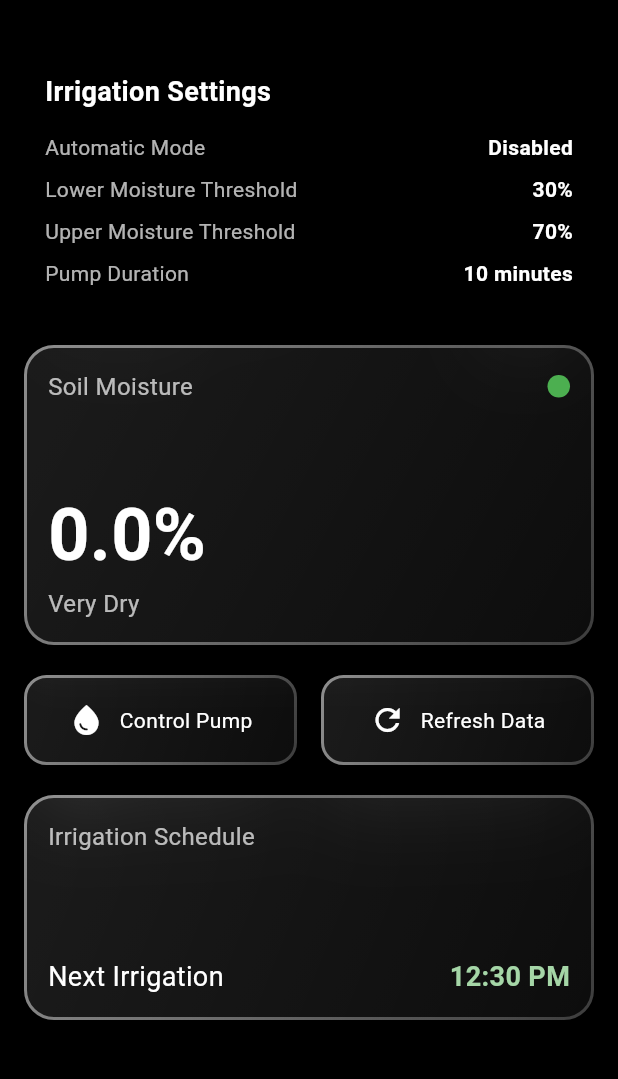
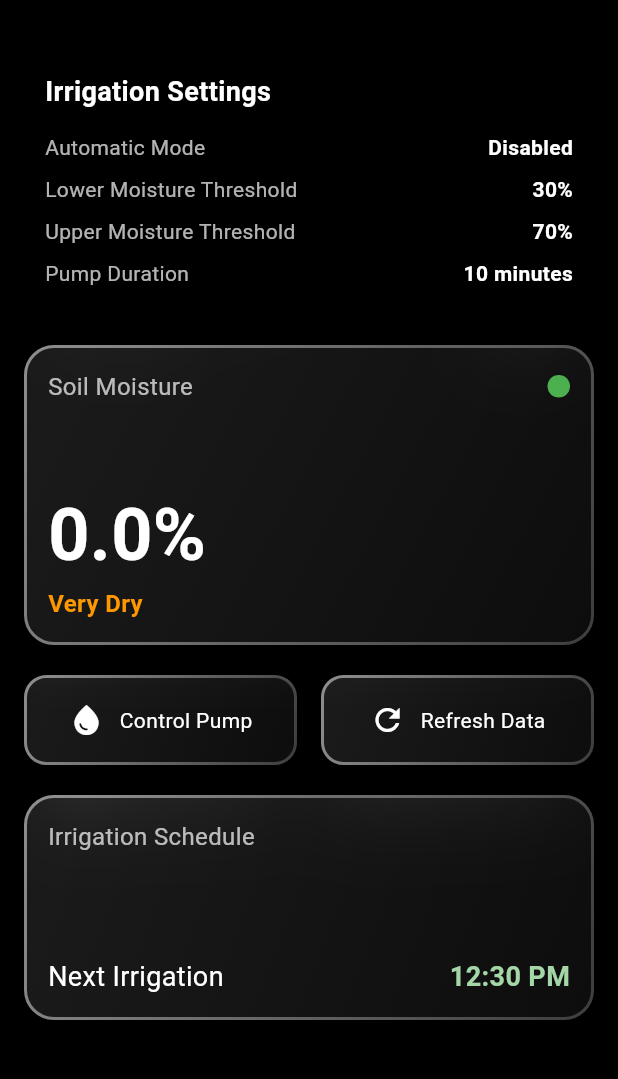
Before and after one commit to Kevin5621/iot_smart_irigation, a Flutter app: the screen it shows after launch, after a tap on "Refresh Data", on a phone screen of 412 x 824 dp, the part 63-1142 px from its top. Run offline on Flutter 3.47's test engine with Material 3 defaults, Android fonts, the phone set to English and light mode, and no system bars; drawn by our look-alikes of glassmorphism; our stand-ins replace shared_preferences; missing offline and left inert: mqtt_client.

Commit message:
add - device status

```diff
--- a/mobile_app/lib/presentation/home/home.dart
+++ b/mobile_app/lib/presentation/home/home.dart
@@ -23,6 +23,7 @@ class _HomePageState extends State<HomePage> {
 
   double _moistureLevel = 0.0;
   late IrrigationSettings _irrigationSettings;
+  bool _isDeviceOnline = false;
 
   @override
   void initState() {
@@ -48,6 +49,13 @@ class _HomePageState extends State<HomePage> {
     _iotService.pumpStatusStream.listen((status) {
       setState(() {
         // Jika perlu update UI berdasarkan status pompa
+      });
+    });
+
+    // Listen to device connection status
+    _iotService.deviceStatusStream.listen((status) {
+      setState(() {
+        _isDeviceOnline = status;
       });
     });
   }
@@ -92,6 +100,7 @@ class _HomePageState extends State<HomePage> {
           Expanded(
             child: _HomePageBody(
               moistureLevel: _moistureLevel,
+              isDeviceOnline: _isDeviceOnline,
               iotService: _iotService,
               settingsService: _settingsService,
             ),
@@ -154,11 +163,13 @@ class _HomePageState extends State<HomePage> {
 
 class _HomePageBody extends StatefulWidget {
   final double moistureLevel;
+  final bool isDeviceOnline;
   final IoTService iotService;
   final IrrigationSettingsService settingsService;
 
   const _HomePageBody({
     required this.moistureLevel,
+    required this.isDeviceOnline,
     required this.iotService,
     required this.settingsService,
   });
@@ -228,7 +239,10 @@ class __HomePageBodyState extends State<_HomePageBody> {
                 ),
               ),
               const SizedBox(height: 20),
-              MoistureSensorCard(moistureLevel: widget.moistureLevel),
+              MoistureSensorCard(
+                moistureLevel: widget.moistureLevel,
+                isDeviceOnline: widget.isDeviceOnline,
+              ),
               const SizedBox(height: 20),
               BuildControlSection(iotService: widget.iotService),
               const SizedBox(height: 20),
@@ -239,7 +253,6 @@ class __HomePageBodyState extends State<_HomePageBody> {
       ),
     );
   }
-
 
   Widget _buildSettingInfo(String label, String value) {
     return Padding(
--- a/mobile_app/lib/presentation/home/widgets/moisture_sensor_card.dart
+++ b/mobile_app/lib/presentation/home/widgets/moisture_sensor_card.dart
@@ -3,6 +3,7 @@ import 'package:glassmorphism/glassmorphism.dart';
 
 class MoistureSensorCard extends StatelessWidget {
   final double moistureLevel;
+  final bool isDeviceOnline;
   final Color? accentColor;
   final String? title;
   final TextStyle? titleStyle;
@@ -12,6 +13,7 @@ class MoistureSensorCard extends StatelessWidget {
   const MoistureSensorCard({
     super.key,
     required this.moistureLevel,
+    required this.isDeviceOnline,
     this.accentColor = Colors.green,
     this.title = 'Soil Moisture',
     this.titleStyle,
@@ -20,15 +22,25 @@ class MoistureSensorCard extends StatelessWidget {
   });
 
   String _getMoistureStatus(double moisture) {
+    if (!isDeviceOnline) return 'Device Offline';
     if (moisture < 30) return 'Very Dry';
     if (moisture < 50) return 'Dry';
     if (moisture < 70) return 'Optimal Condition';
     return 'Too Wet';
   }
 
+  Color _getStatusColor() {
+    if (!isDeviceOnline) return Colors.red;
+    if (moistureLevel < 30) return Colors.orange;
+    if (moistureLevel < 50) return Colors.yellow;
+    if (moistureLevel < 70) return Colors.green;
+    return Colors.blue;
+  }
+
   @override
   Widget build(BuildContext context) {
     final status = _getMoistureStatus(moistureLevel);
+    final statusColor = _getStatusColor();
 
     return GlassmorphicContainer(
       width: double.infinity,
@@ -66,7 +78,7 @@ class MoistureSensorCard extends StatelessWidget {
                 Text(
                   title ?? 'Soil Moisture',
                   style: titleStyle ?? TextStyle(
-                    color: Colors.white70,
+                    color: isDeviceOnline ? Colors.white70 : Colors.red,
                     fontSize: 16,
                   ),
                 ),
@@ -74,7 +86,7 @@ class MoistureSensorCard extends StatelessWidget {
                   width: 15,
                   height: 15,
                   decoration: BoxDecoration(
-                    color: accentColor,
+                    color: isDeviceOnline ? accentColor : Colors.red,
                     shape: BoxShape.circle,
                   ),
                 ),
@@ -84,18 +96,21 @@ class MoistureSensorCard extends StatelessWidget {
               crossAxisAlignment: CrossAxisAlignment.start,
               children: [
                 Text(
-                  '${moistureLevel.toStringAsFixed(1)}%',
-                  style: valueStyle ?? const TextStyle(
+                  isDeviceOnline
+                    ? '${moistureLevel.toStringAsFixed(1)}%'
+                    : 'N/A',
+                  style: valueStyle ?? TextStyle(
                     fontSize: 48,
-                    color: Colors.white,
+                    color: isDeviceOnline ? Colors.white : Colors.red,
                     fontWeight: FontWeight.bold,
                   ),
                 ),
                 Text(
                   status,
                   style: statusStyle ?? TextStyle(
-                    color: Colors.white70,
+                    color: statusColor,
                     fontSize: 16,
+                    fontWeight: FontWeight.bold,
                   ),
                 ),
               ],
--- a/mobile_app/lib/service/iot_service.dart
+++ b/mobile_app/lib/service/iot_service.dart
@@ -7,20 +7,21 @@ import 'dart:convert';
 class IoTService {
   final String _broker = 'broker.hivemq.com';
   final String _clientId = 'smart_irrigation_app';
-  // late MqttServerClient _client;
   late MqttClient _client;
 
-  // Streams untuk menangani data dari sensor dan status pompa
+  // Streams untuk menangani data dari sensor, status pompa, dan status perangkat
   final _moistureLevelController = StreamController<double>.broadcast();
   final _pumpStatusController = StreamController<bool>.broadcast();
   final _settingsController = StreamController<Map<String, dynamic>>.broadcast();
+  final _deviceStatusController = StreamController<bool>.broadcast();
 
   Stream<double> get moistureLevelStream => _moistureLevelController.stream;
   Stream<bool> get pumpStatusStream => _pumpStatusController.stream;
   Stream<Map<String, dynamic>> get settingsStream => _settingsController.stream;
+  Stream<bool> get deviceStatusStream => _deviceStatusController.stream;
 
   // Default settings
-  Map<String, dynamic> _currentSettings = {
+  final Map<String, dynamic> _currentSettings = {
     'automaticMode': true,
     'lowerThreshold': 30.0,
     'upperThreshold': 70.0,
@@ -32,7 +33,6 @@ class IoTService {
   }
 
   void _initializeMQTTClient() {
-    // _client = MqttServerClient(_broker, _clientId);
     _client = MqttClient(_broker, _clientId);
     _client.logging(on: true);
     _client.keepAlivePeriod = 60;
@@ -56,6 +56,9 @@ class IoTService {
       _client.subscribe('smart_irrigation/moisture', MqttQos.atMostOnce);
       _client.subscribe('smart_irrigation/pump_status', MqttQos.atMostOnce);
 
+      // Notify the device is online
+      _deviceStatusController.add(true);
+
       _client.updates?.listen((List<MqttReceivedMessage> c) {
         final MqttPublishMessage message = c[0].payload as MqttPublishMessage;
 
@@ -74,6 +77,8 @@ class IoTService {
       });
     } catch (e) {
       debugPrint('Connection error: $e');
+      // In case of an error, mark device as offline
+      _deviceStatusController.add(false);
     }
   }
 
@@ -126,10 +131,14 @@ class IoTService {
 
   void _onConnected() {
     debugPrint('Connected to MQTT broker');
+    // Ensure the device is online when connected
+    _deviceStatusController.add(true);
   }
 
   void _onDisconnected() {
     debugPrint('Disconnected from MQTT broker');
+    // Ensure the device is offline when disconnected
+    _deviceStatusController.add(false);
   }
 
   void _onSubscribed(String topic) {
@@ -141,5 +150,6 @@ class IoTService {
     _moistureLevelController.close();
     _pumpStatusController.close();
     _settingsController.close();
+    _deviceStatusController.close();
   }
 }
```
